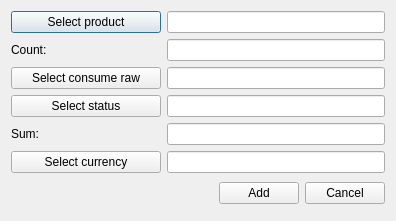
This is OrmasAdmin/OrmasAdmin/CreateConRListDlg.ui in Dalerjon/TheOrmasProejct as Qt 5 draws it before an edit. The edited form follows.
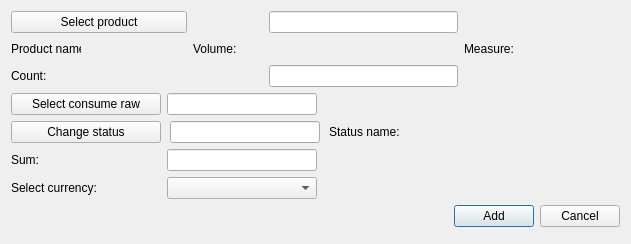
This is the edited form.

The edit to the form file:
```diff
--- a/OrmasAdmin/OrmasAdmin/CreateConRListDlg.ui
+++ b/OrmasAdmin/OrmasAdmin/CreateConRListDlg.ui
@@ -6,8 +6,8 @@
    <rect>
     <x>0</x>
     <y>0</y>
-    <width>396</width>
-    <height>221</height>
+    <width>631</width>
+    <height>244</height>
    </rect>
   </property>
   <property name="windowTitle">
@@ -33,33 +33,117 @@
     <number>17</number>
    </property>
    <item row="1" column="0">
-    <widget class="QLabel" name="countLb">
+    <widget class="QLabel" name="prodNameLb">
      <property name="minimumSize">
       <size>
-       <width>150</width>
+       <width>70</width>
        <height>0</height>
       </size>
      </property>
+     <property name="maximumSize">
+      <size>
+       <width>70</width>
+       <height>16777215</height>
+      </size>
+     </property>
      <property name="text">
-      <string>Count:</string>
+      <string>Product name:</string>
      </property>
     </widget>
    </item>
-   <item row="0" column="1">
-    <widget class="QLineEdit" name="productEdit">
-     <property name="readOnly">
-      <bool>true</bool>
+   <item row="1" column="1">
+    <widget class="QLabel" name="prodNamePh">
+     <property name="minimumSize">
+      <size>
+       <width>100</width>
+       <height>0</height>
+      </size>
      </property>
+     <property name="font">
+      <font>
+       <family>Times New Roman</family>
+       <pointsize>12</pointsize>
+       <weight>75</weight>
+       <italic>true</italic>
+       <bold>true</bold>
+      </font>
+     </property>
+     <property name="text">
+      <string/>
+     </property>
     </widget>
    </item>
-   <item row="0" column="0">
-    <widget class="QPushButton" name="productBtn">
+   <item row="1" column="3">
+    <widget class="QLabel" name="volumePh">
+     <property name="minimumSize">
+      <size>
+       <width>100</width>
+       <height>0</height>
+      </size>
+     </property>
+     <property name="font">
+      <font>
+       <family>Times New Roman</family>
+       <pointsize>12</pointsize>
+       <weight>75</weight>
+       <italic>true</italic>
+       <bold>true</bold>
+      </font>
+     </property>
      <property name="text">
-      <string>Select product</string>
+      <string/>
      </property>
     </widget>
    </item>
-   <item row="3" column="0" colspan="2">
+   <item row="1" column="2">
+    <widget class="QLabel" name="volumeLb">
+     <property name="minimumSize">
+      <size>
+       <width>70</width>
+       <height>0</height>
+      </size>
+     </property>
+     <property name="maximumSize">
+      <size>
+       <width>70</width>
+       <height>16777215</height>
+      </size>
+     </property>
+     <property name="text">
+      <string>Volume:</string>
+     </property>
+    </widget>
+   </item>
+   <item row="1" column="4">
+    <widget class="QLabel" name="measureLb">
+     <property name="text">
+      <string>Measure:</string>
+     </property>
+    </widget>
+   </item>
+   <item row="1" column="5">
+    <widget class="QLabel" name="measurePh">
+     <property name="minimumSize">
+      <size>
+       <width>100</width>
+       <height>0</height>
+      </size>
+     </property>
+     <property name="font">
+      <font>
+       <family>Times New Roman</family>
+       <pointsize>12</pointsize>
+       <weight>75</weight>
+       <italic>true</italic>
+       <bold>true</bold>
+      </font>
+     </property>
+     <property name="text">
+      <string/>
+     </property>
+    </widget>
+   </item>
+   <item row="4" column="0" colspan="6">
     <layout class="QHBoxLayout" name="horizontalLayout">
      <item>
       <spacer name="horizontalSpacer">
@@ -90,14 +174,41 @@
      </item>
     </layout>
    </item>
-   <item row="1" column="1">
+   <item row="0" column="3">
+    <widget class="QLineEdit" name="productEdit">
+     <property name="readOnly">
+      <bool>true</bool>
+     </property>
+    </widget>
+   </item>
+   <item row="2" column="3">
     <widget class="QLineEdit" name="countEdit">
      <property name="toolTip">
       <string>&lt;html&gt;&lt;head/&gt;&lt;body&gt;&lt;p&gt;For example: 100&lt;/p&gt;&lt;/body&gt;&lt;/html&gt;</string>
      </property>
     </widget>
    </item>
+   <item row="0" column="0" colspan="2">
+    <widget class="QPushButton" name="productBtn">
+     <property name="text">
+      <string>Select product</string>
+     </property>
+    </widget>
+   </item>
    <item row="2" column="0" colspan="2">
+    <widget class="QLabel" name="countLb">
+     <property name="minimumSize">
+      <size>
+       <width>150</width>
+       <height>0</height>
+      </size>
+     </property>
+     <property name="text">
+      <string>Count:</string>
+     </property>
+    </widget>
+   </item>
+   <item row="3" column="0" colspan="6">
     <widget class="QWidget" name="editSectionWgt" native="true">
      <layout class="QGridLayout" name="gridLayout_3">
       <property name="leftMargin">
@@ -127,18 +238,17 @@
       </item>
       <item row="2" column="1">
        <widget class="QLineEdit" name="sumEdit">
+        <property name="maximumSize">
+         <size>
+          <width>150</width>
+          <height>16777215</height>
+         </size>
+        </property>
         <property name="toolTip">
          <string>&lt;html&gt;&lt;head/&gt;&lt;body&gt;&lt;p&gt;For example: 300 (pedends on currency, in that case 300 USD)&lt;/p&gt;&lt;/body&gt;&lt;/html&gt;</string>
         </property>
        </widget>
       </item>
-      <item row="1" column="0">
-       <widget class="QPushButton" name="statusBtn">
-        <property name="text">
-         <string>Select status</string>
-        </property>
-       </widget>
-      </item>
       <item row="0" column="0">
        <widget class="QPushButton" name="consumeRawBtn">
         <property name="minimumSize">
@@ -147,20 +257,25 @@
           <height>0</height>
          </size>
         </property>
+        <property name="maximumSize">
+         <size>
+          <width>150</width>
+          <height>16777215</height>
+         </size>
+        </property>
         <property name="text">
          <string>Select consume raw</string>
         </property>
        </widget>
       </item>
-      <item row="1" column="1">
-       <widget class="QLineEdit" name="statusEdit">
-        <property name="readOnly">
-         <bool>true</bool>
-        </property>
-       </widget>
-      </item>
       <item row="0" column="1">
        <widget class="QLineEdit" name="consumeRawEdit">
+        <property name="maximumSize">
+         <size>
+          <width>150</width>
+          <height>16777215</height>
+         </size>
+        </property>
         <property name="text">
          <string/>
         </property>
@@ -169,20 +284,144 @@
         </property>
        </widget>
       </item>
-      <item row="3" column="0">
-       <widget class="QPushButton" name="currencyBtn">
-        <property name="text">
-         <string>Select currency</string>
-        </property>
-       </widget>
-      </item>
       <item row="3" column="1">
-       <widget class="QLineEdit" name="currencyEdit">
-        <property name="readOnly">
-         <bool>true</bool>
+       <widget class="QComboBox" name="currencyCmb">
+        <property name="maximumSize">
+         <size>
+          <width>150</width>
+          <height>16777215</height>
+         </size>
         </property>
        </widget>
       </item>
+      <item row="0" column="2">
+       <spacer name="horizontalSpacer_3">
+        <property name="orientation">
+         <enum>Qt::Horizontal</enum>
+        </property>
+        <property name="sizeHint" stdset="0">
+         <size>
+          <width>40</width>
+          <height>20</height>
+         </size>
+        </property>
+       </spacer>
+      </item>
+      <item row="2" column="2">
+       <spacer name="horizontalSpacer_2">
+        <property name="orientation">
+         <enum>Qt::Horizontal</enum>
+        </property>
+        <property name="sizeHint" stdset="0">
+         <size>
+          <width>40</width>
+          <height>20</height>
+         </size>
+        </property>
+       </spacer>
+      </item>
+      <item row="3" column="0">
+       <widget class="QLabel" name="currencyLb">
+        <property name="text">
+         <string>Select currency:</string>
+        </property>
+       </widget>
+      </item>
+      <item row="3" column="2">
+       <spacer name="horizontalSpacer_4">
+        <property name="orientation">
+         <enum>Qt::Horizontal</enum>
+        </property>
+        <property name="sizeHint" stdset="0">
+         <size>
+          <width>40</width>
+          <height>20</height>
+         </size>
+        </property>
+       </spacer>
+      </item>
+      <item row="1" column="0" colspan="3">
+       <widget class="QWidget" name="statusWidget" native="true">
+        <layout class="QHBoxLayout" name="horizontalLayout_3">
+         <property name="spacing">
+          <number>9</number>
+         </property>
+         <property name="leftMargin">
+          <number>0</number>
+         </property>
+         <property name="topMargin">
+          <number>0</number>
+         </property>
+         <property name="rightMargin">
+          <number>0</number>
+         </property>
+         <property name="bottomMargin">
+          <number>0</number>
+         </property>
+         <item>
+          <widget class="QPushButton" name="statusBtn">
+           <property name="sizePolicy">
+            <sizepolicy hsizetype="Fixed" vsizetype="Fixed">
+             <horstretch>0</horstretch>
+             <verstretch>0</verstretch>
+            </sizepolicy>
+           </property>
+           <property name="minimumSize">
+            <size>
+             <width>150</width>
+             <height>0</height>
+            </size>
+           </property>
+           <property name="text">
+            <string>Change status</string>
+           </property>
+          </widget>
+         </item>
+         <item>
+          <widget class="QLineEdit" name="statusEdit">
+           <property name="maximumSize">
+            <size>
+             <width>150</width>
+             <height>16777215</height>
+            </size>
+           </property>
+           <property name="readOnly">
+            <bool>true</bool>
+           </property>
+          </widget>
+         </item>
+         <item>
+          <widget class="QLabel" name="statusLb">
+           <property name="text">
+            <string>Status name:</string>
+           </property>
+          </widget>
+         </item>
+         <item>
+          <widget class="QLabel" name="statusPh">
+           <property name="minimumSize">
+            <size>
+             <width>120</width>
+             <height>0</height>
+            </size>
+           </property>
+           <property name="font">
+            <font>
+             <family>Times New Roman</family>
+             <pointsize>12</pointsize>
+             <weight>75</weight>
+             <italic>true</italic>
+             <bold>true</bold>
+            </font>
+           </property>
+           <property name="text">
+            <string/>
+           </property>
+          </widget>
+         </item>
+        </layout>
+       </widget>
+      </item>
      </layout>
     </widget>
    </item>
```
Left out of the diff: 6 changed lines with no effect on the pictures.
